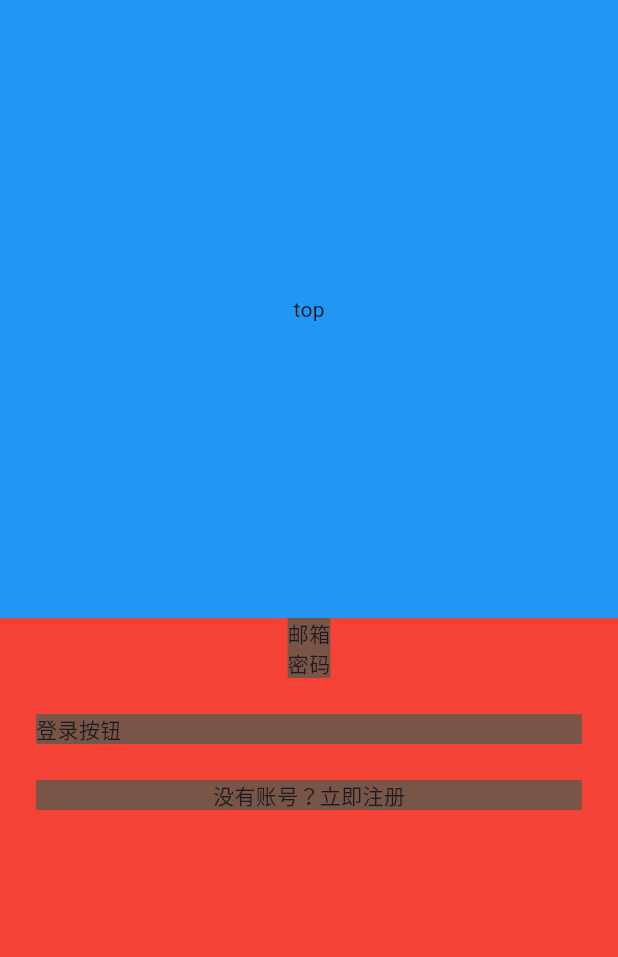
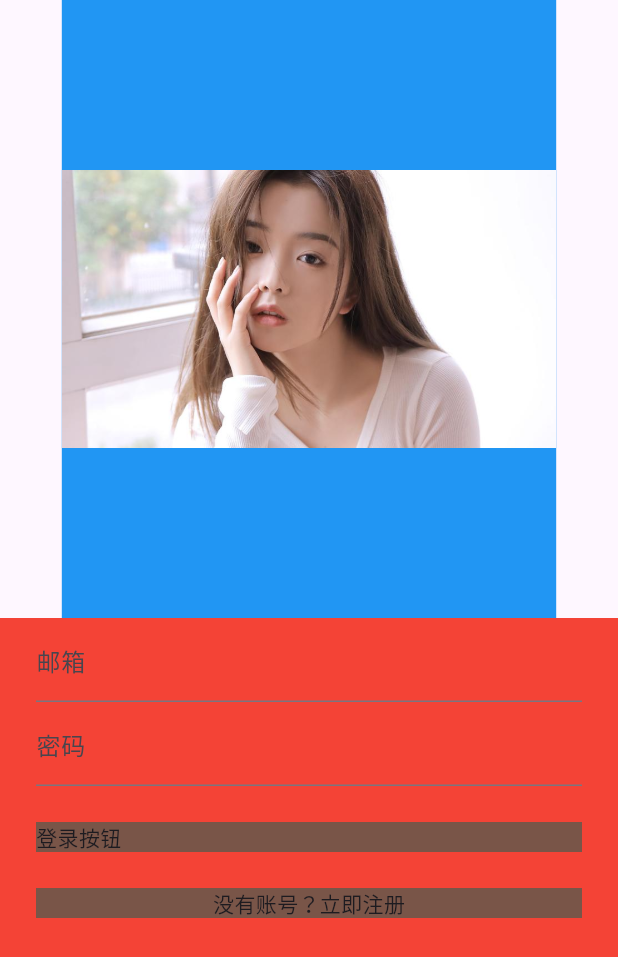
Before and after one commit to lyk3344/FlutterDemo, a Flutter app: the screen it shows after launch, on a phone screen of 412 x 824 dp. Shown: the top 957 px of the screen. Run offline on Flutter 3.47's test engine with Material 3 defaults, Android fonts, the phone set to English and light mode, and no system bars.

Commit message:
增加assets资源及修改邮箱和密码输入框

```diff
--- a/lib/pages/login.dart
+++ b/lib/pages/login.dart
@@ -13,12 +13,17 @@ class LoginPage extends StatelessWidget {
           children: <Widget>[
             //利用 Expanded组件让两个子组件都能占满整个屏幕
             Expanded(
-                child: Container(
-              color: Colors.blue,
-              child: Center(
-                child: Text('top'),
+              child: Container(
+                color: Colors.blue,
+                //FractionallySizedBox组件能够按照百分比来布局组件
+                //通过传入widthFactor和heightFactor参数，可以让Image组件按照父容器的大小来布局
+                child: FractionallySizedBox(
+                  child: Image.asset('assets/images/mark.png'),
+                  widthFactor: 0.8,
+                  heightFactor: 0.8,
+                ),
               ),
-            )),
+            ),
             Expanded(
               child: Container(
                 color: Colors.red,
@@ -31,18 +36,24 @@ class LoginPage extends StatelessWidget {
                   crossAxisAlignment: CrossAxisAlignment.stretch,
                   children: <Widget>[
                     //Column布局的输入框文本组件是居中对齐的
-                    Padding(
-                      padding: const EdgeInsets.only(
-                          left: 24, right: 24, bottom: 12),
+                    const Padding(
+                      padding: EdgeInsets.only(left: 24, right: 24, bottom: 12),
                       child: Column(
                         children: <Widget>[
-                          Container(
-                            child: Text('邮箱'),
-                            color: Colors.brown,
+                          //将文本框替换为TextField,并增加装饰器，补充上作为提示的hintText
+                          TextField(
+                            decoration: InputDecoration(
+                              hintText: '请输入邮箱',
+                              labelText: '邮箱',
+                            ),
                           ),
-                          Container(
-                            child: Text('密码'),
-                            color: Colors.brown,
+                          TextField(
+                            decoration: InputDecoration(
+                              hintText: '请输入六位以上的密码',
+                              labelText: '密码',
+                            ),
+                            //将这个输入框的输入内容设置为不展示
+                            obscureText: true,
                           )
                         ],
                       ),
```
Also changed, not shown: pubspec.yaml (+2 -30 lines), assets/images/mark.png (added).
